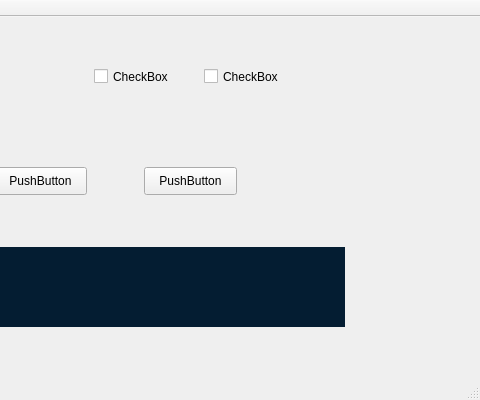
Old version of the form QTGUIApplication/ImageGraphicsWindow.ui in the repository SailorLou/vitkitk; both pictures show x 206 to 686 and y 0 to 400 of the 686 by 400 pixel window.
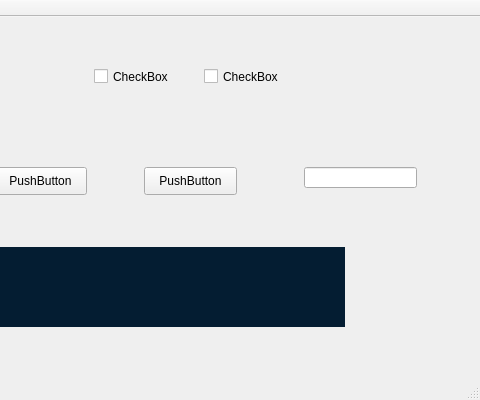
New version of the form.

```diff
--- a/QTGUIApplication/ImageGraphicsWindow.ui
+++ b/QTGUIApplication/ImageGraphicsWindow.ui
@@ -112,6 +112,16 @@
      <string>CheckBox</string>
     </property>
    </widget>
+   <widget class="QLineEdit" name="lineEdit">
+    <property name="geometry">
+     <rect>
+      <x>510</x>
+      <y>150</y>
+      <width>113</width>
+      <height>21</height>
+     </rect>
+    </property>
+   </widget>
   </widget>
   <widget class="QMenuBar" name="menuBar">
    <property name="geometry">
```
